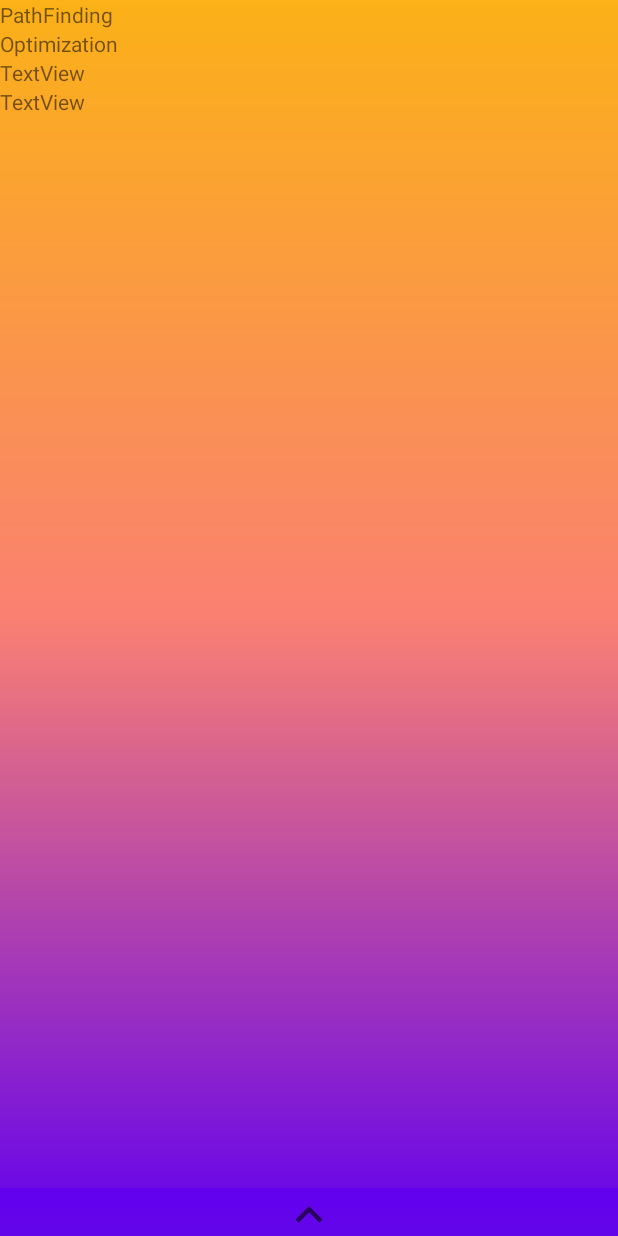
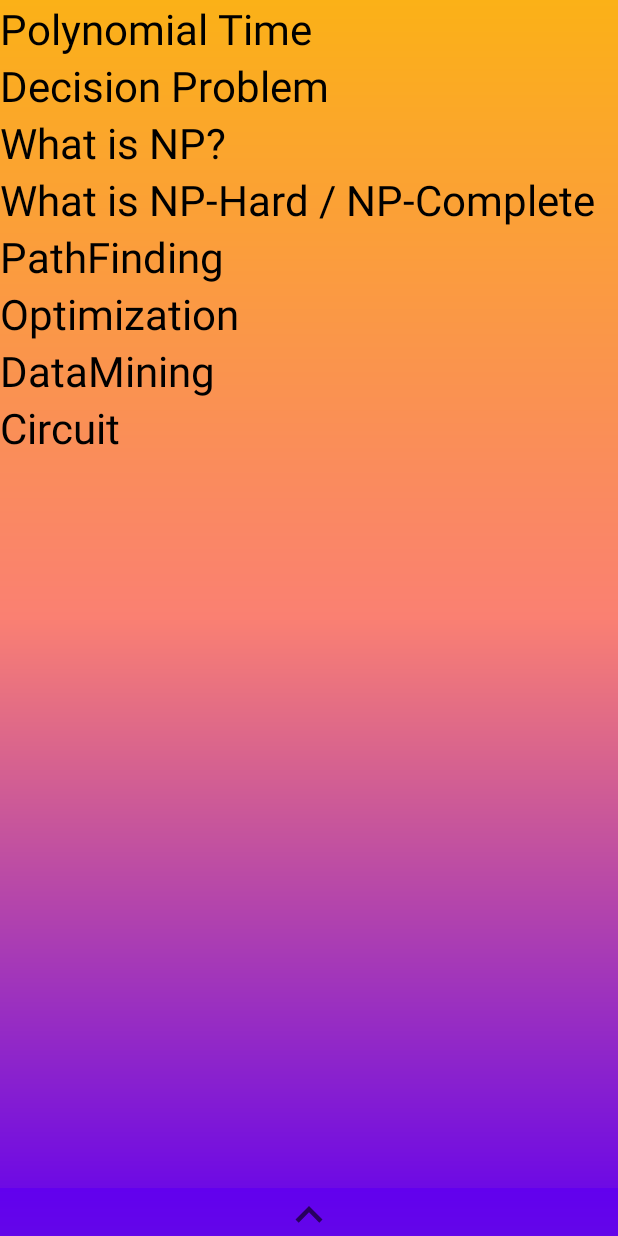
Before and after one commit to Anderwei/Embedded_System_Final_Project, an Android app: the intro screen opened directly, with no data from a screen before it, on a phone screen of 412 x 824 dp. Run offline under Robolectric (Android 15) with nearby library versions, the phone set to English and light mode, and no system bars.

Commit message:
Update text content

```diff
--- a/app/src/main/java/com/example/final_project/MyAdapter.kt
+++ b/app/src/main/java/com/example/final_project/MyAdapter.kt
@@ -33,7 +33,7 @@ class MyAdapter(private val data: ArrayList<Item>) :  RecyclerView.Adapter<MyVie
     }
 
     override fun onBindViewHolder(holder: MyViewHolder, position: Int) {
-        val currentItems = data[position % 4]
+        val currentItems = data[position % data.size]
         holder.textView.text = currentItems.t
 //        holder.textView.background = currentItems.img
         holder.imageView.setImageResource(currentItems.img)
--- a/app/src/main/java/com/example/final_project/intro.kt
+++ b/app/src/main/java/com/example/final_project/intro.kt
@@ -19,7 +19,6 @@ class intro : AppCompatActivity() {
     lateinit var OptionImg: Array<Int>
     lateinit var OptionText: Array<String>
     lateinit var dataList: ArrayList<Item>
-    lateinit var npListTitle : Array<String>
     lateinit var npListContent : Array<String>
     lateinit var npList: ArrayList<NP_Item>
 
@@ -66,6 +65,10 @@ class intro : AppCompatActivity() {
 
         //initial option text
         OptionImg = arrayOf(
+                R.drawable.polynomial_time,
+                R.drawable.decisionproblem,
+                R.drawable.np_graph,
+                R.drawable.np_hard,
                 R.drawable.pathfinding,
                 R.drawable.optimization,
                 R.drawable.datamining,
@@ -73,18 +76,46 @@ class intro : AppCompatActivity() {
         )
 
         OptionText = arrayOf(
+                "Polynomial Time",
+                "Decision Problem",
+                "What is NP?",
+                "What is NP-Hard / NP-Complete",
                 "PathFinding",
                 "Optimization",
                 "DataMining",
                 "Circuit"
         )
 
-        npListTitle = arrayOf(
-                "What is NP ?",
-                "What is NP-Complete / NP-Hard ?"
-        )
+        npListContent = arrayOf(
+                //Polynomial Time
+                "Polynomial Time:\n" +
+                "多項式時間（英語：Polynomial time）在計算複雜度理論中，指的是一個問題的計算時間m(n)不大於問題大小n的多項式倍數。\n" +
+                "以數學描述的話，則可說m(n)= O (n^k)，k為一常數值\n",
 
-        npListContent = arrayOf(
+                //Decision Problem
+                "決策問題:\n" +
+                "一個決策問題(decision problem)是指其輸出，只有「是」或「否」的問題。例如，搜尋問題為詢問 x 是否出現在一個集合 A 中?若有則輸出「是」，否則輸出「否」。\n",
+
+                //What is NP
+                "存在著一些問題，人類目前尚無法將他們歸入集合 P 中。為了思考這些問題，於是在一般演算法可採用的功能上，擴增以下虛構的新指令。這些新指令雖然不存在於現實中，但是對探討這些難題的性質及彼此的關係，有很大的幫助。以下是這些虛構的新指令：\n" +
+                "1. choice(S)：自集合 S 中，選出會導致正確解的一個元素。當集合 S 中無此元素時，則可任意選擇一個元素。\n" +
+                "2. failure()：代表失敗結束。\n" +
+                "3. success()：代表成功結束。\n",
+
+                //NP-Hard / NP-Complete
+                "NP困難（NP-hardness / non-deterministic polynomial-time hardness）\n" +
+                "此問題是計算複雜性理論中最重要的複雜性類別之一。如果所有NP問題都可以多項式時間歸約到某個問題，則稱該問題為NP困難。\n" +
+                "NP完全(NP-Complete)\n" +
+                "NP-Complete為NP與NP困難的交集，是NP中最難的決策問題，所有NP問題都可以被快速歸化為NP完備問題。因此NP完備問題應該是最不可能被化簡為P的決策問題的集合。若任何NPC問題得到多項式時間的解法，那此解法就可應用在所有NP問題上。\n" +
+                "NP-algorithm:\n" +
+                        "Algorithm satisfiability (E (x 1, … , xn ))\n" +
+                        "{ Step 1: for i =1 to n do\n" +
+                        "xi ←choice (true, false) \n" +
+                        "Step 2: if E (x 1, … , x n) is true then success ()\n" +
+                        "　　　 else failure ();\n" +
+                        "}\n",
+                "",
+                "",
                 "",
                 ""
         )
@@ -92,7 +123,7 @@ class intro : AppCompatActivity() {
         dataList = arrayListOf<Item>()
         npList = arrayListOf<NP_Item>()
 
-        for (i in 0..3) {
+        for (i in 0..7) {
             val temp = Item(OptionImg[i], OptionText[i])
             val temp2 = NP_Item(OptionText[i], npListContent[i])
             dataList.add(temp)
--- a/app/src/main/res/layout/expend_list.xml
+++ b/app/src/main/res/layout/expend_list.xml
@@ -15,7 +15,10 @@
             android:id="@+id/textView3"
             android:layout_width="match_parent"
             android:layout_height="wrap_content"
-            android:text="TextView" />
+            android:text="TextView"
+            android:textSize="28sp"
+            android:textColor="@color/black"
+            />
 
         <androidx.constraintlayout.widget.ConstraintLayout
             android:id="@+id/expendLayout"
@@ -27,7 +30,10 @@
                 android:layout_width="match_parent"
                 android:layout_height="wrap_content"
                 android:text="TextView"
-                tools:layout_editor_absoluteY="710dp" />
+                tools:layout_editor_absoluteY="710dp"
+                android:textSize="16sp"
+                android:textColor="@color/black"
+                />
         </androidx.constraintlayout.widget.ConstraintLayout>
 
     </LinearLayout>
```
Also changed, not shown: app/src/main/res/drawable/decisionproblem.png (added), app/src/main/res/drawable/np_graph.png (added), app/src/main/res/drawable/np_hard.png (added), app/src/main/res/drawable/polynomial_time.png (added).
